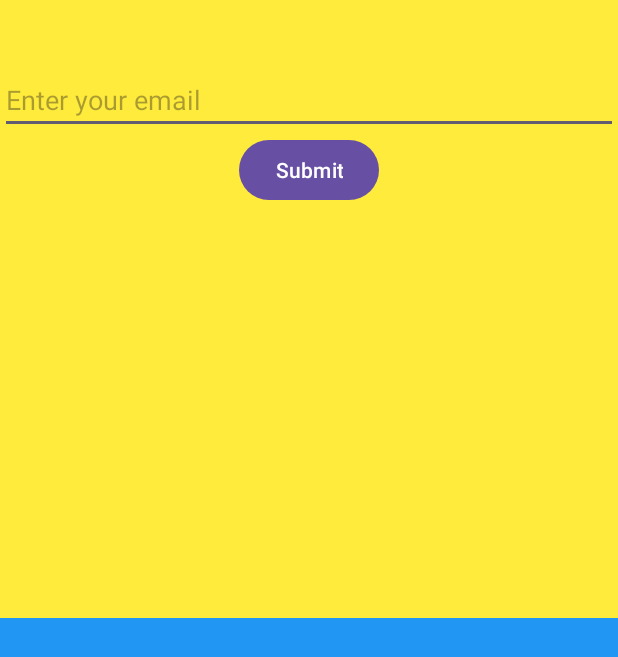
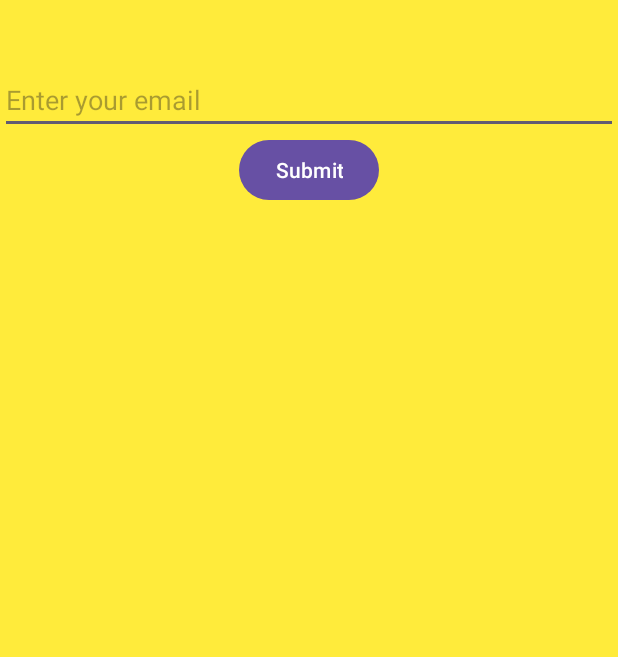
Before and after one commit to AhmedFathyAlex/DEDPIG1, an Android app: the screen it shows after launch (MainActivity before the commit, SecondActivity after it), after a tap on "Submit", on a phone screen of 412 x 824 dp. Shown: the top 657 px of the screen. Run offline under Robolectric (Android 15) with nearby library versions, the phone set to English and light mode, and no system bars.

```diff
--- a/app/src/main/AndroidManifest.xml
+++ b/app/src/main/AndroidManifest.xml
@@ -14,14 +14,20 @@
         tools:targetApi="31">
 
         <activity
-            android:name=".MainActivity"
-            android:exported="true">
+            android:name=".SecondActivity"
+            android:exported="true" >
             <intent-filter>
                 <action android:name="android.intent.action.MAIN" />
 
                 <category android:name="android.intent.category.LAUNCHER" />
             </intent-filter>
         </activity>
+
+        <activity
+            android:name=".MainActivity"
+            android:exported="false">
+
+        </activity>
     </application>
 
 </manifest>
--- a/app/src/main/java/com/intrast/depig1/BottomFragment.kt
+++ b/app/src/main/java/com/intrast/depig1/BottomFragment.kt
@@ -7,16 +7,7 @@ import android.view.View
 import android.view.ViewGroup
 import com.intrast.depig1.databinding.FragmentBottomBinding
 
-// TODO: Rename parameter arguments, choose names that match
-// the fragment initialization parameters, e.g. ARG_ITEM_NUMBER
-//private const val ARG_PARAM1 = "param1"
-//private const val ARG_PARAM2 = "param2"
 
-/**
- * A simple [Fragment] subclass.
- * Use the [BottomFragment.newInstance] factory method to
- * create an instance of this fragment.
- */
 class BottomFragment : Fragment() {
     lateinit var binding: FragmentBottomBinding
     override fun onCreateView(
@@ -27,42 +18,27 @@ class BottomFragment : Fragment() {
         return binding.root
     }
 
+    override fun onViewCreated(view: View, savedInstanceState: Bundle?) {
+        super.onViewCreated(view, savedInstanceState)
+        val name = arguments?.getString("name")
+        updateText(name ?: "Empty")
+    }
+
+
     fun updateText(name:String){
         binding.textView.text = name
     }
 
 
-    // TODO: Rename and change types of parameters
-//    private var param1: String? = null
-//    private var param2: String? = null
-//
-//    override fun onCreate(savedInstanceState: Bundle?) {
-//        super.onCreate(savedInstanceState)
-//        arguments?.let {
-//            param1 = it.getString(ARG_PARAM1)
-//            param2 = it.getString(ARG_PARAM2)
-//        }
-//    }
+    companion object {
 
+        fun newInstance(name: String) : BottomFragment {
+            val bottomFragment = BottomFragment()
+            val bundle = Bundle()
+            bundle.putString("name",name)
+            bottomFragment.arguments = bundle
+            return bottomFragment
+        }
 
-
-//    companion object {
-//        /**
-//         * Use this factory method to create a new instance of
-//         * this fragment using the provided parameters.
-//         *
-//         * @param param1 Parameter 1.
-//         * @param param2 Parameter 2.
-//         * @return A new instance of fragment BottomFragment.
-//         */
-//        // TODO: Rename and change types and number of parameters
-//        @JvmStatic
-//        fun newInstance(param1: String, param2: String) =
-//            BottomFragment().apply {
-//                arguments = Bundle().apply {
-//                    putString(ARG_PARAM1, param1)
-//                    putString(ARG_PARAM2, param2)
-//                }
-//            }
-//    }
+    }
 }
--- a/app/src/main/java/com/intrast/depig1/MainActivity.kt
+++ b/app/src/main/java/com/intrast/depig1/MainActivity.kt
@@ -20,8 +20,8 @@ class MainActivity : AppCompatActivity() {
         }
 
     fun getData(name:String){
-        val bottomFragment = supportFragmentManager.findFragmentById(R.id.bottomFragment) as BottomFragment
-            bottomFragment.updateText(name)
+//        val bottomFragment = supportFragmentManager.findFragmentById(R.id.bottomFragment) as BottomFragment
+//            bottomFragment.updateText(name)
 
     }
 
--- /dev/null
+++ b/app/src/main/java/com/intrast/depig1/SecondActivity.kt
@@ -0,0 +1,38 @@
+package com.intrast.depig1
+
+import android.content.res.Configuration
+import android.os.Bundle
+import android.view.LayoutInflater
+import androidx.activity.enableEdgeToEdge
+import androidx.appcompat.app.AppCompatActivity
+import androidx.core.view.ViewCompat
+import androidx.core.view.WindowInsetsCompat
+import com.intrast.depig1.databinding.ActivitySecondBinding
+
+class SecondActivity : AppCompatActivity() {
+    lateinit var binding: ActivitySecondBinding
+    override fun onCreate(savedInstanceState: Bundle?) {
+        super.onCreate(savedInstanceState)
+        enableEdgeToEdge()
+        binding = ActivitySecondBinding.inflate(layoutInflater)
+        setContentView(binding.root)
+        initComponent()
+    }
+
+    private fun initComponent() {
+        // dynamically assign the fragments to the activity
+        if(resources.configuration.orientation == Configuration.ORIENTATION_LANDSCAPE){
+            supportFragmentManager.beginTransaction().replace(R.id.container2,BottomFragment()).commit()
+        }
+        supportFragmentManager.beginTransaction().replace(R.id.container, TopFragment()).commit()
+    }
+
+    fun getData(name: String) {
+    val bottomFragment = BottomFragment.newInstance(name)
+        if(resources.configuration.orientation == Configuration.ORIENTATION_LANDSCAPE) {
+            supportFragmentManager.beginTransaction().replace(R.id.container2, bottomFragment)
+                .commit()
+        }
+
+    }
+}
--- a/app/src/main/java/com/intrast/depig1/TopFragment.kt
+++ b/app/src/main/java/com/intrast/depig1/TopFragment.kt
@@ -7,16 +7,7 @@ import android.view.View
 import android.view.ViewGroup
 import com.intrast.depig1.databinding.FragmentTopBinding
 
-//// TODO: Rename parameter arguments, choose names that match
-//// the fragment initialization parameters, e.g. ARG_ITEM_NUMBER
-//private const val ARG_PARAM1 = "param1"
-//private const val ARG_PARAM2 = "param2"
 
-///**
-// * A simple [Fragment] subclass.
-// * Use the [TopFragment.newInstance] factory method to
-// * create an instance of this fragment.
-// */
 class TopFragment : Fragment() {
     lateinit var binding: FragmentTopBinding
     override fun onCreateView(
@@ -32,43 +23,15 @@ class TopFragment : Fragment() {
         super.onViewCreated(view, savedInstanceState)
         binding.submit.setOnClickListener {
             val name = binding.editText.text.toString()
-            (activity as MainActivity).getData(name)
+            if (activity is MainActivity){
+                (activity as MainActivity).getData(name)
+            }else if(activity is SecondActivity){
+                (activity as SecondActivity).getData(name)
+            }
+
             binding.editText.text.clear()
         }
     }
 
 
-//    // TODO: Rename and change types of parameters
-//    private var param1: String? = null
-//    private var param2: String? = null
-
-//    override fun onCreate(savedInstanceState: Bundle?) {
-//        super.onCreate(savedInstanceState)
-//        arguments?.let {
-//            param1 = it.getString(ARG_PARAM1)
-//            param2 = it.getString(ARG_PARAM2)
-//        }
-//    }
-
-
-
-//    companion object {
-//        /**
-//         * Use this factory method to create a new instance of
-//         * this fragment using the provided parameters.
-//         *
-//         * @param param1 Parameter 1.
-//         * @param param2 Parameter 2.
-//         * @return A new instance of fragment TopFragment.
-//         */
-//        // TODO: Rename and change types and number of parameters
-//        @JvmStatic
-//        fun newInstance(param1: String, param2: String) =
-//            TopFragment().apply {
-//                arguments = Bundle().apply {
-//                    putString(ARG_PARAM1, param1)
-//                    putString(ARG_PARAM2, param2)
-//                }
-//            }
-//    }
 }
--- /dev/null
+++ b/app/src/main/res/layout-land/activity_second.xml
@@ -0,0 +1,33 @@
+<?xml version="1.0" encoding="utf-8"?>
+<androidx.constraintlayout.widget.ConstraintLayout xmlns:android="http://schemas.android.com/apk/res/android"
+    xmlns:app="http://schemas.android.com/apk/res-auto"
+    android:layout_width="match_parent"
+    android:layout_height="match_parent"
+    android:id="@+id/main">
+
+
+    <FrameLayout
+        android:id="@+id/container"
+        android:layout_width="0dp"
+        android:layout_height="match_parent"
+        app:layout_constraintBottom_toBottomOf="parent"
+        app:layout_constraintEnd_toStartOf="@+id/guideline2"
+        app:layout_constraintStart_toStartOf="parent"
+        app:layout_constraintTop_toTopOf="parent" />
+
+    <FrameLayout
+        android:id="@+id/container2"
+        android:layout_width="0dp"
+        android:layout_height="match_parent"
+        app:layout_constraintBottom_toBottomOf="parent"
+        app:layout_constraintEnd_toEndOf="parent"
+        app:layout_constraintStart_toEndOf="@+id/container"
+        app:layout_constraintTop_toTopOf="parent" />
+
+    <androidx.constraintlayout.widget.Guideline
+        android:id="@+id/guideline2"
+        android:layout_width="wrap_content"
+        android:layout_height="wrap_content"
+        android:orientation="vertical"
+        app:layout_constraintGuide_percent="0.5" />
+</androidx.constraintlayout.widget.ConstraintLayout>
--- /dev/null
+++ b/app/src/main/res/layout/activity_second.xml
@@ -0,0 +1,20 @@
+<?xml version="1.0" encoding="utf-8"?>
+<androidx.constraintlayout.widget.ConstraintLayout
+    xmlns:android="http://schemas.android.com/apk/res/android"
+    xmlns:app="http://schemas.android.com/apk/res-auto"
+    xmlns:tools="http://schemas.android.com/tools"
+    android:id="@+id/main"
+    android:layout_width="match_parent"
+    android:layout_height="match_parent"
+    tools:context=".SecondActivity">
+
+    <FrameLayout
+        android:id="@+id/container"
+        android:layout_width="match_parent"
+        android:layout_height="match_parent"
+        app:layout_constraintBottom_toBottomOf="parent"
+        app:layout_constraintEnd_toEndOf="parent"
+        app:layout_constraintStart_toStartOf="parent"
+        app:layout_constraintTop_toTopOf="parent" />
+
+</androidx.constraintlayout.widget.ConstraintLayout>
```
